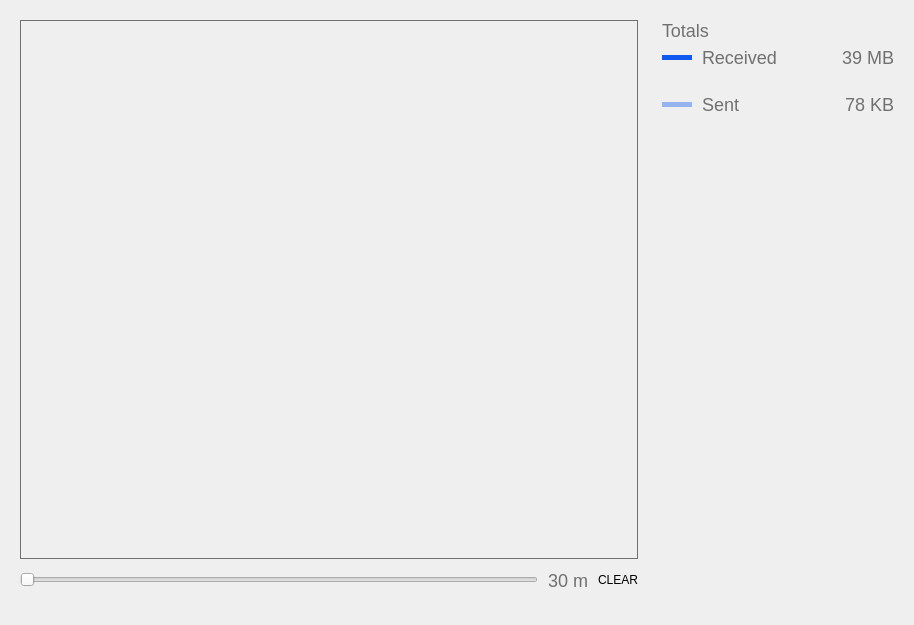
Qt form src/qt/veil/forms/settingsadvancenetwork.ui (Veil-Project/veil) before a commit.
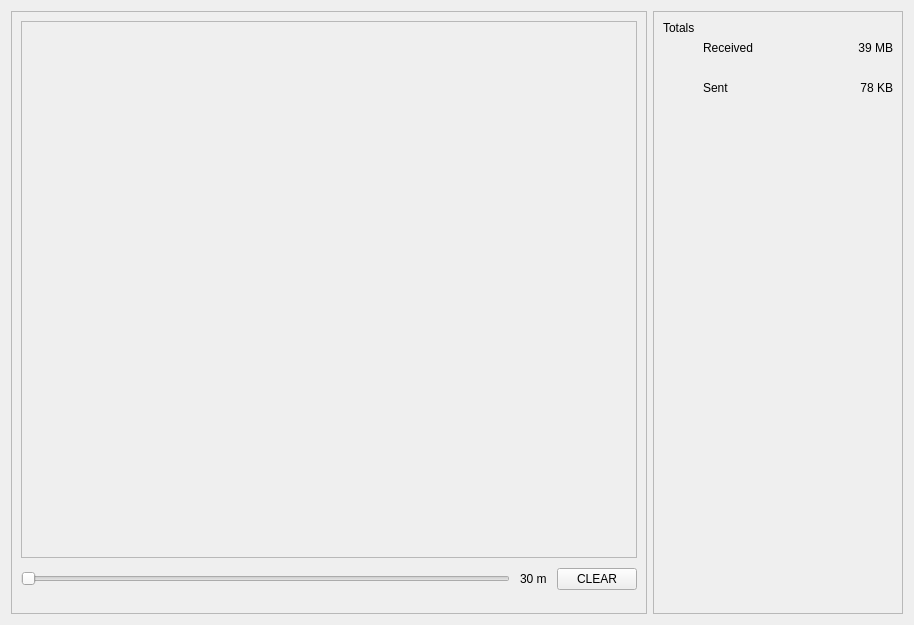
The same form after that commit.

The edit to the form file:
```diff
--- a/src/qt/veil/forms/settingsadvancenetwork.ui
+++ b/src/qt/veil/forms/settingsadvancenetwork.ui
@@ -16,9 +16,6 @@
   <layout class="QHBoxLayout" name="horizontalLayout">
    <item>
     <widget class="QFrame" name="frame">
-     <property name="styleSheet">
-      <string notr="true">border:0;</string>
-     </property>
      <property name="frameShape">
       <enum>QFrame::StyledPanel</enum>
      </property>
@@ -34,9 +31,6 @@
           <verstretch>0</verstretch>
          </sizepolicy>
         </property>
-        <property name="styleSheet">
-         <string notr="true">border:1px solid #707070;</string>
-        </property>
         <property name="frameShape">
          <enum>QFrame::StyledPanel</enum>
         </property>
@@ -68,10 +62,6 @@
         </item>
         <item>
          <widget class="QLabel" name="sliderSize">
-          <property name="styleSheet">
-           <string notr="true">font-size:18px;
-color:#707070;</string>
-          </property>
           <property name="text">
            <string>30 m</string>
           </property>
@@ -103,9 +93,6 @@
        <height>16777215</height>
       </size>
      </property>
-     <property name="styleSheet">
-      <string notr="true">border:0;</string>
-     </property>
      <property name="frameShape">
       <enum>QFrame::StyledPanel</enum>
      </property>
@@ -115,10 +102,6 @@
      <layout class="QVBoxLayout" name="verticalLayout">
       <item>
        <widget class="QLabel" name="label">
-        <property name="styleSheet">
-         <string notr="true">font-size:18px;
-color:#707070;</string>
-        </property>
         <property name="text">
          <string>Totals</string>
         </property>
@@ -140,9 +123,6 @@
             <height>5</height>
            </size>
           </property>
-          <property name="styleSheet">
-           <string notr="true">background-color:#105aef;</string>
-          </property>
           <property name="text">
            <string/>
           </property>
@@ -150,10 +130,6 @@
         </item>
         <item>
          <widget class="QLabel" name="label_3">
-          <property name="styleSheet">
-           <string notr="true">font-size:18px;
-color:#707070;</string>
-          </property>
           <property name="text">
            <string>Received </string>
           </property>
@@ -164,10 +140,6 @@
           <property name="layoutDirection">
            <enum>Qt::RightToLeft</enum>
           </property>
-          <property name="styleSheet">
-           <string notr="true">font-size:18px;
-color:#707070;</string>
-          </property>
           <property name="text">
            <string>39 MB</string>
           </property>
@@ -191,9 +163,6 @@
             <height>5</height>
            </size>
           </property>
-          <property name="styleSheet">
-           <string notr="true">background-color:rgba(16,90,239, 0.4);</string>
-          </property>
           <property name="text">
            <string/>
           </property>
@@ -201,10 +170,6 @@
         </item>
         <item>
          <widget class="QLabel" name="label_5">
-          <property name="styleSheet">
-           <string notr="true">font-size:18px;
-color:#707070;</string>
-          </property>
           <property name="text">
            <string>Sent </string>
           </property>
@@ -215,10 +180,6 @@
           <property name="layoutDirection">
            <enum>Qt::RightToLeft</enum>
           </property>
-          <property name="styleSheet">
-           <string notr="true">font-size:18px;
-color:#707070;</string>
-          </property>
           <property name="text">
            <string>78 KB</string>
           </property>
```
